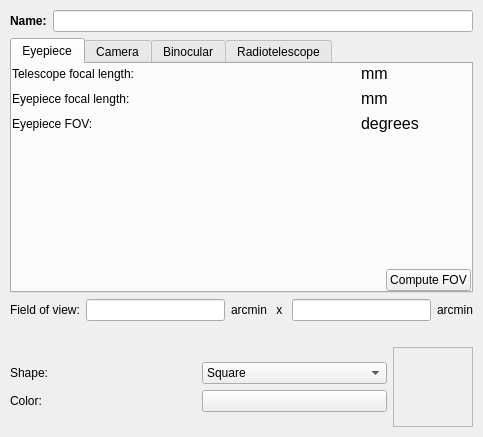
The window that kstars/dialogs/newfov.ui (KDE/kstars) describes before a commit, drawn with Qt 5.
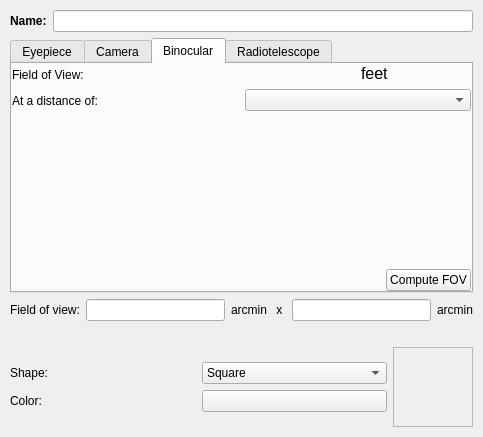
The same window after the commit. The open tabs and pages were chosen to show the change. Custom widgets are drawn as their Qt base class.

```diff
--- a/kstars/dialogs/newfov.ui
+++ b/kstars/dialogs/newfov.ui
@@ -305,7 +305,7 @@
        </item>
       </layout>
      </widget>
-     <widget class="QWidget" name="tab">
+     <widget class="QWidget" name="tab2">
       <attribute name="title">
        <string>Camera</string>
       </attribute>
@@ -515,7 +515,7 @@
        </item>
       </layout>
      </widget>
-     <widget class="QWidget" name="tab">
+     <widget class="QWidget" name="tab3">
       <attribute name="title">
        <string>Binocular</string>
       </attribute>
@@ -613,7 +613,7 @@
             </widget>
            </item>
            <item>
-            <widget class="QLabel" name="textLabel9_3">
+            <widget class="QLabel" name="textLabel9_31">
              <property name="text">
               <string>At a distance of:</string>
              </property>
```
Left out of the diff: 5 changed lines with no effect on the pictures.
